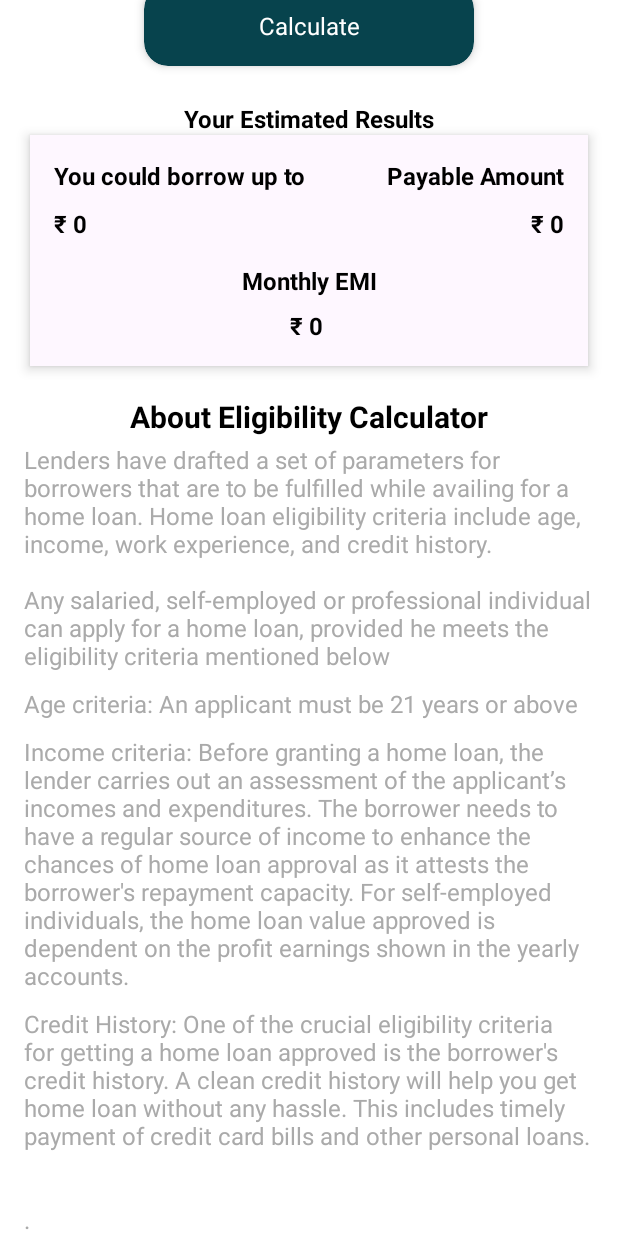
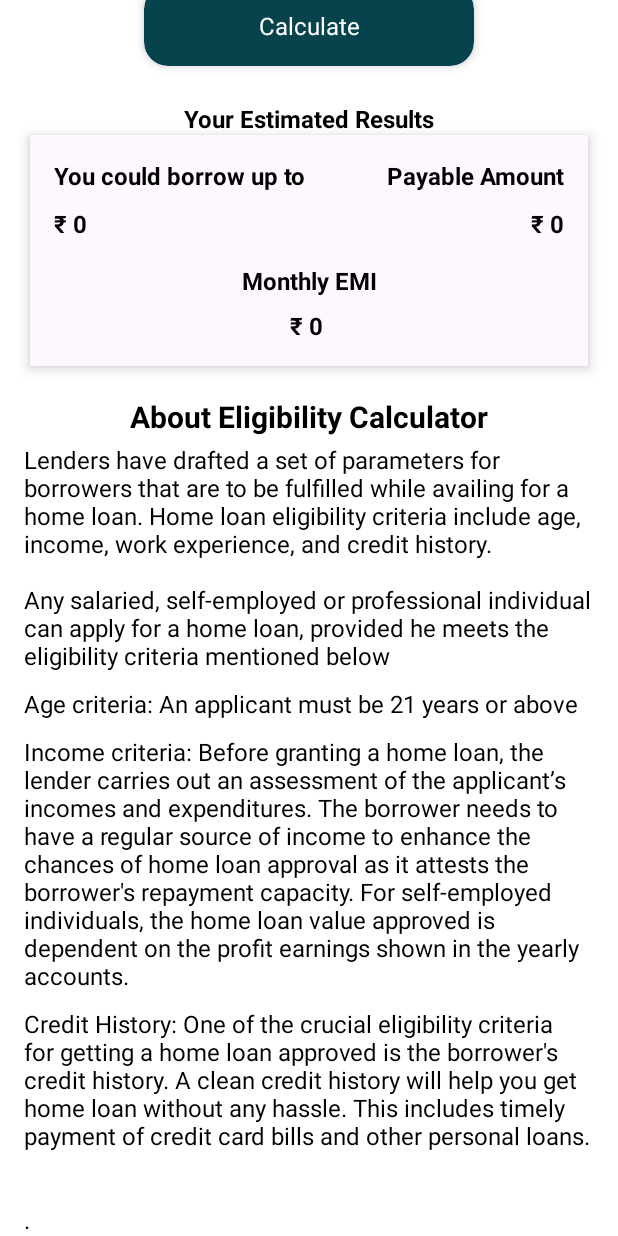
Before and after one commit to mayurdhomne/PropertyBhandar, an Android app: the LoanEligibilityActivity screen opened directly, with no data from a screen before it, scrolled down 551 dp, on a phone screen of 412 x 824 dp. Run offline under Robolectric (Android 15) with nearby library versions, the light colour scheme and no system bars; our stand-ins replace CircleImageView.

Commit message:
3rd commit

```diff
--- a/app/src/main/res/layout/activity_loan_eligibility.xml
+++ b/app/src/main/res/layout/activity_loan_eligibility.xml
@@ -72,13 +72,13 @@
             android:id="@+id/subTitle"
             android:layout_width="wrap_content"
             android:layout_height="wrap_content"
+            android:layout_marginTop="4dp"
             android:text="for your borrowing capacity"
+            android:textColor="@color/backgroundColor"
             android:textSize="16sp"
-            android:textColor="@android:color/darker_gray"
-            app:layout_constraintTop_toBottomOf="@id/mainTitle"
+            app:layout_constraintEnd_toEndOf="parent"
             app:layout_constraintStart_toStartOf="parent"
-            app:layout_constraintEnd_toEndOf="parent"
-            android:layout_marginTop="4dp"/>
+            app:layout_constraintTop_toBottomOf="@id/mainTitle" />
 
         <!-- Input Fields -->
         <com.google.android.material.textfield.TextInputLayout
@@ -345,58 +345,58 @@
             android:id="@+id/aboutEligibilityContent"
             android:layout_width="0dp"
             android:layout_height="wrap_content"
+            android:layout_marginStart="16dp"
+            android:layout_marginTop="4dp"
+            android:layout_marginEnd="16dp"
             android:text="@string/passage1"
+            android:textColor="@color/black"
             android:textSize="16sp"
-            android:textColor="@android:color/darker_gray"
-            android:layout_marginTop="4dp"
-            android:layout_marginStart="16dp"
-            android:layout_marginEnd="16dp"
-            app:layout_constraintTop_toBottomOf="@id/aboutEligibilityTitle"
+            app:layout_constraintEnd_toEndOf="parent"
             app:layout_constraintStart_toStartOf="parent"
-            app:layout_constraintEnd_toEndOf="parent"/>
+            app:layout_constraintTop_toBottomOf="@id/aboutEligibilityTitle" />
 
         <TextView
             android:id="@+id/aboutEligibilityContent2"
             android:layout_width="0dp"
             android:layout_height="wrap_content"
+            android:layout_marginStart="16dp"
+            android:layout_marginTop="10dp"
+            android:layout_marginEnd="16dp"
             android:text="Age criteria: An applicant must be 21 years or above"
+            android:textColor="@color/black"
             android:textSize="16sp"
-            android:textColor="@android:color/darker_gray"
-            android:layout_marginTop="10dp"
-            android:layout_marginStart="16dp"
-            android:layout_marginEnd="16dp"
-            app:layout_constraintTop_toBottomOf="@id/aboutEligibilityContent"
+            app:layout_constraintEnd_toEndOf="parent"
             app:layout_constraintStart_toStartOf="parent"
-            app:layout_constraintEnd_toEndOf="parent"/>
+            app:layout_constraintTop_toBottomOf="@id/aboutEligibilityContent" />
 
         <TextView
             android:id="@+id/aboutEligibilityContent3"
             android:layout_width="0dp"
             android:layout_height="wrap_content"
+            android:layout_marginStart="16dp"
+            android:layout_marginTop="10dp"
+            android:layout_marginEnd="16dp"
             android:text="@string/passage2"
+            android:textColor="@color/black"
             android:textSize="16sp"
-            android:textColor="@android:color/darker_gray"
-            android:layout_marginTop="10dp"
-            android:layout_marginStart="16dp"
-            android:layout_marginEnd="16dp"
-            app:layout_constraintTop_toBottomOf="@id/aboutEligibilityContent2"
+            app:layout_constraintEnd_toEndOf="parent"
             app:layout_constraintStart_toStartOf="parent"
-            app:layout_constraintEnd_toEndOf="parent"/>
+            app:layout_constraintTop_toBottomOf="@id/aboutEligibilityContent2" />
 
         <TextView
             android:id="@+id/aboutEligibilityContent4"
             android:layout_width="0dp"
             android:layout_height="wrap_content"
+            android:layout_marginStart="16dp"
+            android:layout_marginTop="10dp"
+
+            android:layout_marginEnd="16dp"
             android:text="@string/passage3"
+            android:textColor="@color/black"
             android:textSize="16sp"
-
-            android:textColor="@android:color/darker_gray"
-            android:layout_marginTop="10dp"
-            android:layout_marginStart="16dp"
-            android:layout_marginEnd="16dp"
-            app:layout_constraintTop_toBottomOf="@id/aboutEligibilityContent3"
+            app:layout_constraintEnd_toEndOf="parent"
             app:layout_constraintStart_toStartOf="parent"
-            app:layout_constraintEnd_toEndOf="parent"/>
+            app:layout_constraintTop_toBottomOf="@id/aboutEligibilityContent3" />
         <!-- FAQ Section -->
 
     </androidx.constraintlayout.widget.ConstraintLayout>
```
Also changed, not shown: app/src/main/java/com/ams/propertybhandar/Activity/EditProfileActivity.kt (+17 -0 lines), app/src/main/java/com/ams/propertybhandar/Activity/ProfileActivity.kt (+14 -0 lines), app/src/main/java/com/ams/propertybhandar/Activity/PropertyListActivity.kt (+10 -3 lines).
